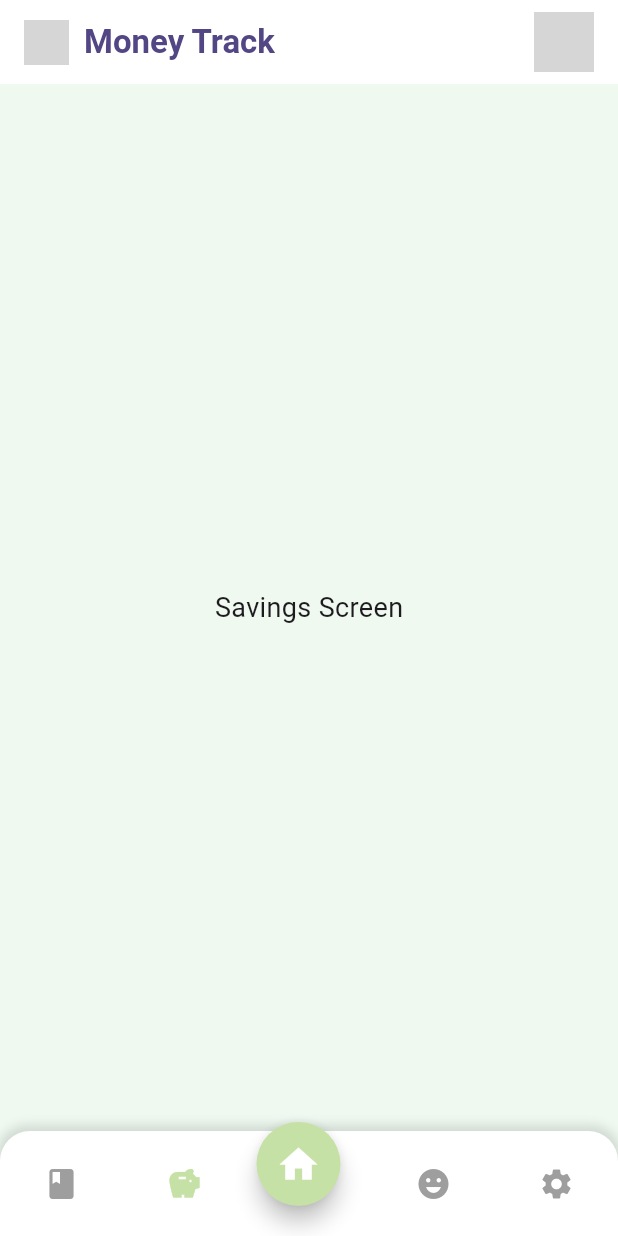
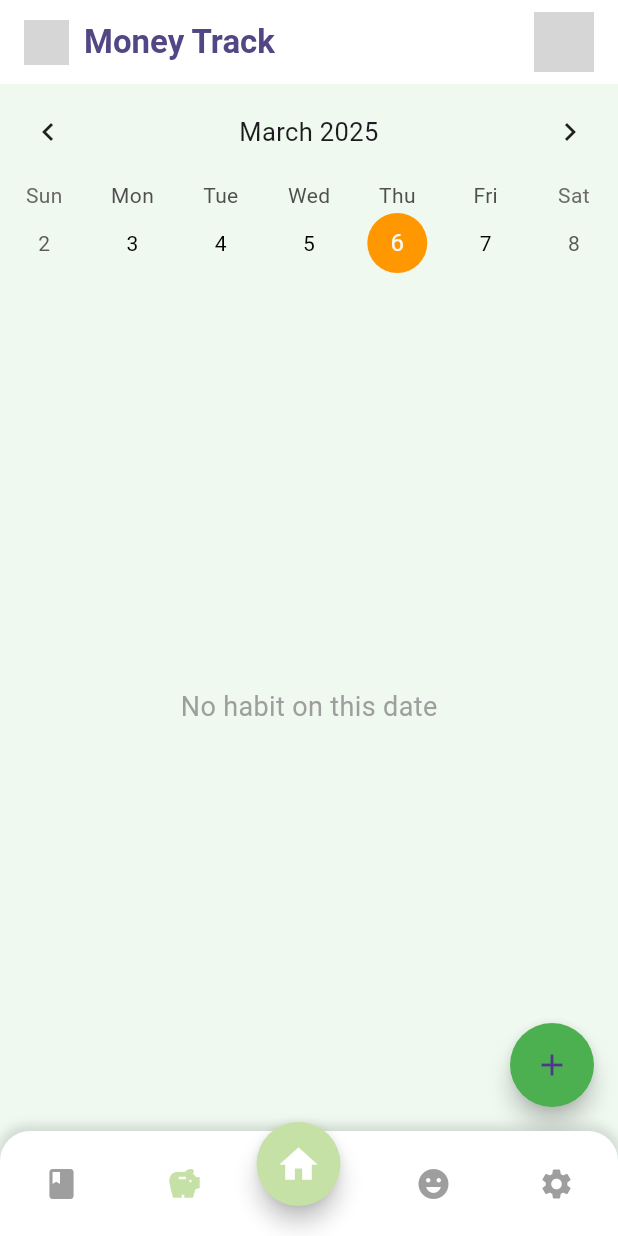
Before and after one commit to anniemark2522/DailyTrack, a Flutter app: the screen it shows after launch, item 2 of the bottom bar chosen, on a phone screen of 412 x 824 dp. Run offline on Flutter 3.47's test engine with Material 3 defaults, Android fonts, the phone set to English and light mode, and no system bars; drawn by our look-alikes of table_calendar; grey boxes are pictures that could not be loaded.

```diff
--- /dev/null
+++ b/lib/ExpenseTrack/expense.dart
@@ -0,0 +1,219 @@
+import 'package:flutter/material.dart';
+import 'package:table_calendar/table_calendar.dart';
+import 'package:intl/intl.dart';
+
+class SavingPage extends StatefulWidget {
+  const SavingPage({super.key});
+
+  @override
+  State<SavingPage> createState() => _SavingPageState();
+}
+
+class _SavingPageState extends State<SavingPage> {
+  DateTime _focusedDay = DateTime.now();
+  DateTime? _selectedDay;
+
+  final _formkey = GlobalKey<FormState>();
+  final descriptionController = TextEditingController();
+  final moneyController = TextEditingController();
+
+  int money = 0;
+  String name = "";
+  String amount = "0";
+
+  List<Map<String, dynamic>> expenseCategories = [
+    {"name": "Food", "icon": Icons.fastfood},
+    {"name": "Daily", "icon": Icons.local_cafe},
+    {"name": "Transport", "icon": Icons.directions_bus},
+    {"name": "Social", "icon": Icons.wine_bar},
+    {"name": "Housing", "icon": Icons.home},
+    {"name": "Gifts", "icon": Icons.card_giftcard},
+    {"name": "Clothing", "icon": Icons.shopping_bag},
+    {"name": "Entertainment", "icon": Icons.movie},
+    {"name": "Beauty", "icon": Icons.brush},
+    {"name": "Medical", "icon": Icons.local_hospital},
+    {"name": "Tax", "icon": Icons.attach_money},
+  ];
+
+  void _onKeyTap(String value) {
+    setState(() {
+      if (amount == "0") {
+        amount = value;
+      } else {
+        amount += value;
+      }
+    });
+  }
+
+  void _clearAmount() {
+    setState(() {
+      amount = "0";
+    });
+  }
+
+  @override
+  Widget build(BuildContext context) {
+    return Scaffold(
+      backgroundColor: Color(0xFFEFF9F0),
+      body: Column(
+        children: [
+          TableCalendar(
+            firstDay: DateTime.utc(2020, 1, 1),
+            lastDay: DateTime.utc(2030, 12, 31),
+            calendarFormat: CalendarFormat.week,
+            focusedDay: _focusedDay,
+            selectedDayPredicate: (day) {
+              return isSameDay(_selectedDay, day);
+            },
+            onDaySelected: (selectedDay, focusedDay) {
+              setState(() {
+                _selectedDay = selectedDay;
+                _focusedDay = focusedDay;
+              });
+            },
+            calendarStyle: CalendarStyle(
+              todayDecoration: BoxDecoration(
+                color: Colors.orange,
+                shape: BoxShape.circle,
+              ),
+              selectedDecoration: BoxDecoration(
+                color: Colors.red,
+                shape: BoxShape.circle,
+              ),
+              defaultTextStyle: TextStyle(color: Colors.black),
+            ),
+            headerStyle: HeaderStyle(
+              formatButtonVisible: false,
+              titleCentered: true,
+            ),
+          ),
+          Expanded(
+            child: Center(
+              child: Text(
+                _selectedDay == null
+                    ? "No habit on this date"
+                    : "Selected: ${DateFormat('dd MMM yyyy').format(_selectedDay!)}",
+                style: TextStyle(fontSize: 18, color: Colors.grey),
+              ),
+            ),
+          ),
+        ],
+      ),
+      floatingActionButton: FloatingActionButton(
+        onPressed: () {
+          showModalBottomSheet(
+              isScrollControlled: true,
+              shape: RoundedRectangleBorder(
+                borderRadius: BorderRadius.vertical(top: Radius.circular(20)),
+              ),
+              context: context,
+              builder: (context) {
+                return Container(
+                  padding: EdgeInsets.only(top: 10),
+                  height: MediaQuery.of(context).size.height * 0.75,
+                  child: Column(
+                    mainAxisSize: MainAxisSize.min,
+                    children: [
+                      Container(
+                        padding: EdgeInsets.symmetric(vertical: 8),
+                        child: Text(
+                          "THB $amount",
+                          style: TextStyle(
+                              fontSize: 24, fontWeight: FontWeight.w600),
+                        ),
+                      ),
+                      Expanded(
+                        child: Padding(
+                          padding: EdgeInsets.only(top: 20),
+                          child: GridView.builder(
+                            padding: EdgeInsets.all(5),
+                            gridDelegate:
+                                SliverGridDelegateWithFixedCrossAxisCount(
+                              crossAxisCount: 4,
+                              childAspectRatio: 1.2,
+                              crossAxisSpacing: 5,
+                              mainAxisSpacing: 5,
+                            ),
+                            itemCount: expenseCategories.length,
+                            itemBuilder: (context, index) {
+                              return CategoryItem(expenseCategories[index]);
+                            },
+                          ),
+                        ),
+                      ),
+                      Container(
+                        color: Colors.pink[200],
+                        padding: EdgeInsets.all(5),
+                        child: GridView.count(
+                          crossAxisCount: 3,
+                          shrinkWrap: true,
+                          childAspectRatio: 1.5,
+                          children: [
+                            ...List.generate(9, (index) {
+                              return NumberButton(
+                                number: (index + 1).toString(),
+                                onTap: _onKeyTap,
+                              );
+                            }),
+                            NumberButton(number: ".", onTap: _onKeyTap),
+                            NumberButton(number: "0", onTap: _onKeyTap),
+                            IconButton(
+                              icon: Icon(Icons.backspace, color: Colors.white),
+                              onPressed: _clearAmount,
+                            ),
+                          ],
+                        ),
+                      ),
+                    ],
+                  ),
+                );
+              });
+        },
+        backgroundColor: Colors.green,
+        shape: CircleBorder(),
+        child: Icon(Icons.add),
+      ),
+    );
+  }
+}
+
+class CategoryItem extends StatelessWidget {
+  final Map<String, dynamic> category;
+  CategoryItem(this.category);
+
+  @override
+  Widget build(BuildContext context) {
+    return Column(
+      children: [
+        Icon(category['icon'], size: 32, color: Colors.purple),
+        Text(category['name']),
+      ],
+    );
+  }
+}
+
+class NumberButton extends StatelessWidget {
+  final String number;
+  final Function(String) onTap;
+
+  NumberButton({required this.number, required this.onTap});
+
+  @override
+  Widget build(BuildContext context) {
+    return GestureDetector(
+      onTap: () => onTap(number),
+      child: Container(
+        margin: EdgeInsets.all(4),
+        decoration: BoxDecoration(
+          color: Colors.pink[400],
+          borderRadius: BorderRadius.circular(10),
+        ),
+        alignment: Alignment.center,
+        child: Text(
+          number,
+          style: TextStyle(fontSize: 24, color: Colors.white),
+        ),
+      ),
+    );
+  }
+}
--- a/lib/main.dart
+++ b/lib/main.dart
@@ -1,6 +1,8 @@
 import 'package:flutter/material.dart';
-import 'book_page.dart'; // นำเข้าหน้าใหม่ที่สร้างไว้
-import 'mood.dart';
+import 'package:project_anne/ExpenseTrack/expense.dart';
+import 'BookTrack/book_page.dart';
+import 'MoodTrack/mood.dart';
+
 void main() async {
   WidgetsFlutterBinding.ensureInitialized();
   runApp(MaterialApp(
@@ -20,11 +22,11 @@ class _MyAppState extends State<MyApp> {
   int screenIndex = 0;
 
   final List<String> appBarTitles = [
-    'Daily Track',      // index 0 - Home
-    'Book Track',    // index 1 - BookPage
-    'Money Track',          // index 2 - Savings
-    'Mood Track',         // index 3 - Emotions
-    'Settings',         // index 4 - Settings
+    'Daily Track', // index 0 - Home
+    'Book Track', // index 1 - BookPage
+    'Money Track', // index 2 - Savings
+    'Mood Track', // index 3 - Emotions
+    'Settings', // index 4 - Settings
   ];
 
   @override
@@ -48,7 +50,7 @@ class _MyAppState extends State<MyApp> {
             ),
             SizedBox(width: 10),
             Text(
-              appBarTitles[screenIndex],   // ใช้ชื่อตาม screenIndex
+              appBarTitles[screenIndex], // ใช้ชื่อตาม screenIndex
               style: TextStyle(
                 color: Color(0xFF534684),
                 fontWeight: FontWeight.bold,
@@ -76,10 +78,11 @@ class _MyAppState extends State<MyApp> {
         children: [
           Center(child: Text('Home Screen', style: TextStyle(fontSize: 18))),
           BookPage(),
-          Center(child: Text('Savings Screen', style: TextStyle(fontSize: 18))),
+          SavingPage(),
           // Center(child: Text('Emotions Screen', style: TextStyle(fontSize: 18))),
           MoodPage(),
-          Center(child: Text('Settings Screen', style: TextStyle(fontSize: 18))),
+          Center(
+              child: Text('Settings Screen', style: TextStyle(fontSize: 18))),
         ],
       ),
       bottomNavigationBar: _buildBottomNavigationBar(),
```
Also changed, not shown: lib/MoodTrack/mood.dart (+12 -9 lines), 15 other files.
